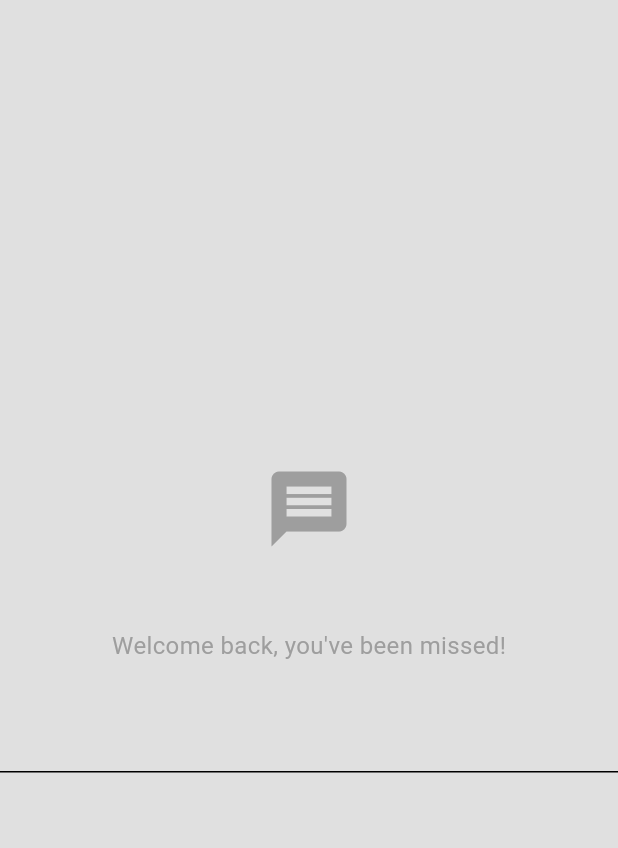
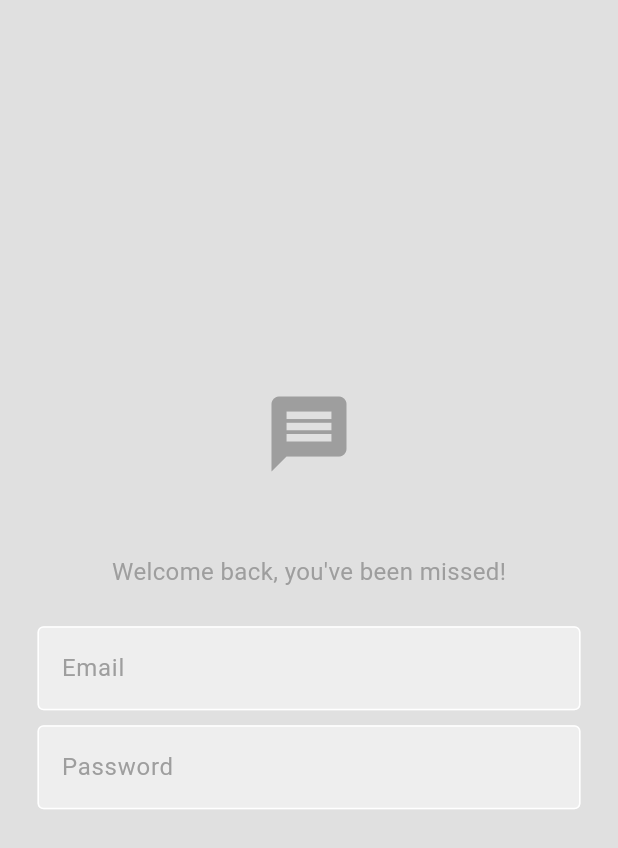
Before and after one commit to minhtetnaing117/Chat-App, a Flutter app: the screen it shows after launch, on a phone screen of 412 x 824 dp. Shown: the top 848 px of the screen. Run offline on Flutter 3.47's test engine with Material 3 defaults, Android fonts, the phone set to English and light mode, and no system bars.

Commit message:
text field

```diff
--- a/lib/components/my_textfield.dart
+++ b/lib/components/my_textfield.dart
@@ -1,17 +1,38 @@
 import 'package:flutter/material.dart';
 
 class MyTextfield extends StatelessWidget {
-  const MyTextfield({super.key});
+  final String? hintText;
+  final bool obscureText;
+  final TextEditingController controller;
+
+  const MyTextfield({
+    super.key,
+    required this.hintText,
+    required this.obscureText,
+    required this.controller,
+  });
 
   @override
   Widget build(BuildContext context) {
-    return TextField(
-      decoration: InputDecoration(
-        enabledBorder: OutlineInputBorder(
-          borderSide: BorderSide(color: Theme.of(context).colorScheme.tertiary),
+    return Padding(
+      padding: const EdgeInsets.symmetric(horizontal: 25.0),
+      child: TextField(
+        obscureText: obscureText,
+        controller: controller,
+        decoration: InputDecoration(
+          enabledBorder: OutlineInputBorder(
+            borderSide: BorderSide(color: Theme.of(context).colorScheme.tertiary),
+          ),
+          focusedBorder: OutlineInputBorder(
+            borderSide: BorderSide(color: Theme.of(context).colorScheme.primary),
+          ),
+          fillColor: Theme.of(context).colorScheme.secondary,
+          filled: true,
+          hintText: hintText,
+          hintStyle: TextStyle(color: Theme.of(context).colorScheme.primary),
         ),
+
       ),
-
     );
   }
 }
--- a/lib/main.dart
+++ b/lib/main.dart
@@ -13,7 +13,7 @@ class MyApp extends StatelessWidget {
   Widget build(BuildContext context) {
     return MaterialApp(
       debugShowCheckedModeBanner: false,
-      home: const LoginPage(),
+      home: LoginPage(),
       theme: lightMode,
     );
   }
--- a/lib/pages/login_page.dart
+++ b/lib/pages/login_page.dart
@@ -1,7 +1,14 @@
 import 'package:flutter/material.dart';
 
+import '../components/my_textfield.dart';
+
 class LoginPage extends StatelessWidget {
-  const LoginPage({super.key});
+
+  // email and pw text controllers
+  final TextEditingController _emailController = TextEditingController();
+  final TextEditingController _pwController = TextEditingController();
+
+  LoginPage({super.key});
 
   @override
   Widget build(BuildContext context) {
@@ -32,7 +39,24 @@ class LoginPage extends StatelessWidget {
             const SizedBox(height: 25),
 
             // email textfield
-            TextField(),
+            MyTextfield(
+              hintText: "Email",
+              obscureText: false,
+              controller: _emailController,
+            ),
+
+            const SizedBox(height: 10),
+
+            // pw textfield
+            MyTextfield(
+              hintText: "Password",
+              obscureText: true,
+              controller: _pwController,
+            ),
+
+
+            const SizedBox(height: 25),
+
           ],
         ),
       ),
```
